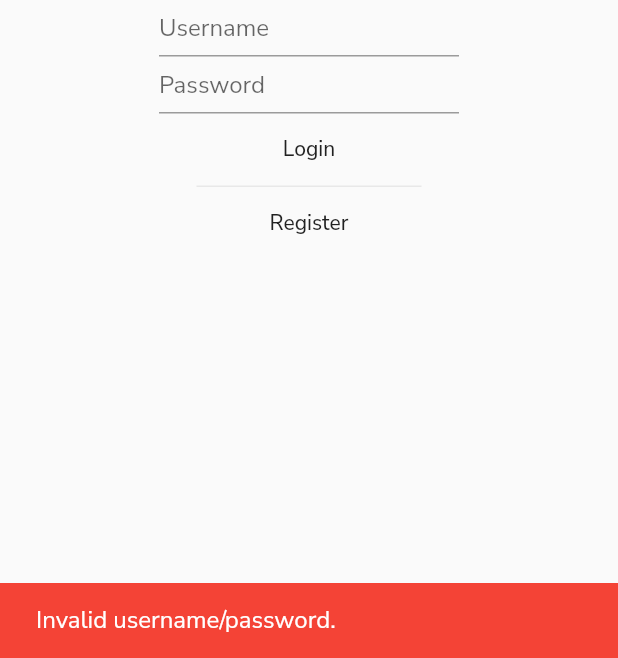
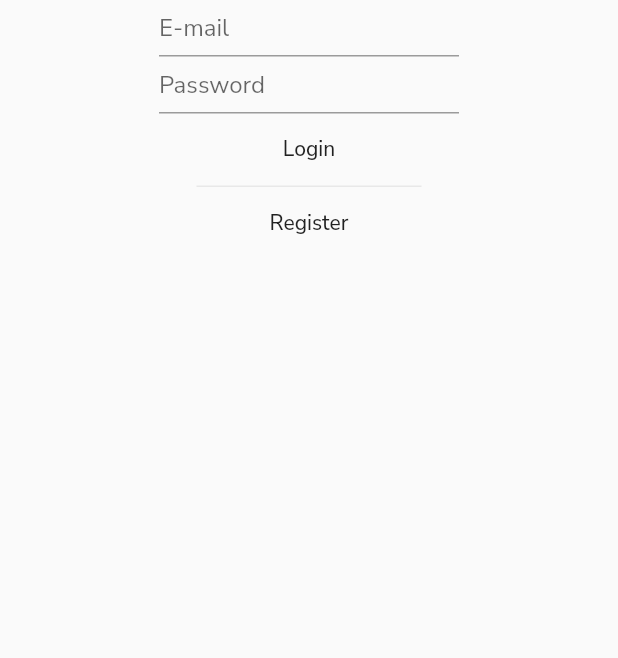
Before and after one commit to 0Xero7/psets, a Flutter app: the screen it shows after launch, after a tap on "Login", on a phone screen of 412 x 824 dp, the part 578-1236 px from its top. Run offline on Flutter 3.47's test engine with Material 2 defaults, Android fonts, the light colour scheme and no system bars; our stand-ins replace cloud_firestore, firebase_auth, flutter_spinkit, google_fonts; missing offline and left inert: back_button_interceptor, dart:html, dart:js; accounts and stored records are empty; network calls fail.

Commit message:
moved to firebase auth for user management

```diff
--- a/lib/loadpage.dart
+++ b/lib/loadpage.dart
@@ -24,6 +24,8 @@ class _LoadPageState extends State<LoadPage> {
   @override
   void initState() {
     super.initState();
+    print("loading...");
+
     _loadUsers().then((value) {
       _loadProblems().then((value) {
         Navigator.popAndPushNamed(context, '/dashboard');
--- a/lib/main.dart
+++ b/lib/main.dart
@@ -20,7 +20,7 @@ class MyApp extends StatelessWidget {
       ),
 
       onGenerateRoute: RouteGenerator.generateRoute,
-      initialRoute: '/login/loginpage',
+      initialRoute: '/',
     );
   }
 }
--- /dev/null
+++ b/lib/pages/auth/checkauth.dart
@@ -0,0 +1,26 @@
+import 'package:firebase_auth/firebase_auth.dart';
+import 'package:flutter/material.dart';
+import 'package:psettracker/static/authservice.dart';
+import 'package:psettracker/widgets/pagewrapper.dart';
+
+class CheckAuth extends StatelessWidget {
+
+  void _checkAuth(context) async {
+    // wait for the Auth object to be initialized
+    await Future.delayed(Duration(seconds: 2));
+    print('checking');
+
+    var _signedIn = await AuthService.isSignedIn();
+    if (!_signedIn) Navigator.popAndPushNamed(context, '/login/loginpage');
+    else {
+      Navigator.popAndPushNamed(context, '/load');
+    }
+
+  }
+
+  @override
+  Widget build(BuildContext context) {
+    _checkAuth(context);
+    return PageWrapper(child: Container());
+  }
+}
--- a/lib/pages/loginpage.dart
+++ b/lib/pages/loginpage.dart
@@ -1,5 +1,7 @@
+import 'package:firebase_auth/firebase_auth.dart';
 import 'package:flutter/material.dart';
 import 'package:google_fonts/google_fonts.dart';
+import 'package:psettracker/static/authservice.dart';
 import 'package:psettracker/static/usermodel.dart';
 import 'package:psettracker/widgets/pagewrapper.dart';
 
@@ -13,20 +15,7 @@ class LoginPage extends StatefulWidget {
 class _LoginPage extends State<LoginPage> {
 
   Future _tryLogin(BuildContext _context) async {
-    var res = await UserModel.tryLogin(_username.text, _password.text);
-    if (res)
-      Navigator.popAndPushNamed(_context, '/load');
-    else
-      _scaffoldKey.currentState.showSnackBar(
-        SnackBar(
-          content: Text(
-            'Invalid username/password.',
-            style: GoogleFonts.nunitoSans(fontSize: 16),
-          ),
-          backgroundColor: Colors.red,
-          duration: Duration(seconds: 2),
-        )
-      );
+    await AuthService.signInWithUsernamePassword(_username.text, _password.text);
   }
 
   void _register(context) {
@@ -44,7 +33,13 @@ class _LoginPage extends State<LoginPage> {
         key: _scaffoldKey,
         body: SafeArea(
           top: true,
-          child: Center(
+
+          child: StreamBuilder(
+            stream: FirebaseAuth.instance.onAuthStateChanged,
+            builder: (context, snapshot) {
+              if (snapshot.hasData && (snapshot.data as FirebaseUser) != null) Navigator.popAndPushNamed(context, '/load');
+
+              return Center(
                 child: Column(
                   mainAxisAlignment: MainAxisAlignment.center,
                   children: [
@@ -63,7 +58,7 @@ class _LoginPage extends State<LoginPage> {
                         controller: _username,
                         decoration: InputDecoration(
                           isDense: true,
-                      hintText: "Username"
+                          hintText: "E-mail"
                         ),
                       )
                     ),
@@ -95,6 +90,8 @@ class _LoginPage extends State<LoginPage> {
                     ),
                   ],
                 ),
+              );
+            },
           ),
         )
       ),
--- a/lib/routing/routes.dart
+++ b/lib/routing/routes.dart
@@ -1,5 +1,6 @@
 import 'package:flutter/material.dart';
 import 'package:psettracker/loadpage.dart';
+import 'package:psettracker/pages/auth/checkauth.dart';
 import 'package:psettracker/pages/dashboard.dart';
 import 'package:psettracker/pages/day1.dart';
 import 'package:psettracker/pages/loginpage.dart';
@@ -12,6 +13,8 @@ class RouteGenerator {
     switch (settings.name) {
 
       case '/':
+        return MaterialPageRoute(builder: (_) => CheckAuth());
+
       case '/login/loginpage':
         return MaterialPageRoute(builder: (_) => LoginPage());
 
--- /dev/null
+++ b/lib/static/authservice.dart
@@ -0,0 +1,20 @@
+import 'package:firebase_auth/firebase_auth.dart';
+
+class AuthService {
+
+  static Future<bool> isSignedIn() async {
+    var _user = await FirebaseAuth.instance.currentUser();
+    if (_user == null) return false;
+    return true;
+  }
+
+  static Future<bool> signInWithUsernamePassword(String email, String password) async {
+    var auth = await FirebaseAuth.instance.signInWithEmailAndPassword(email: email, password: password);
+    if (auth.user == null) return false;
+    return true;
+  }
+
+  signInWithGoogle() async {
+  }
+
+}
--- a/lib/static/usermodel.dart
+++ b/lib/static/usermodel.dart
@@ -2,47 +2,52 @@ import 'dart:convert';
 
 import 'package:cloud_firestore/cloud_firestore.dart';
 import 'package:crypto/crypto.dart';
+import 'package:firebase_auth/firebase_auth.dart';
 import 'package:psettracker/utilities/cryptoutils.dart';
 
 class UserModel {
   static String _username;
   static String get username => _username;
 
+  static String _uid;
+
   static Set<String> solved_problems;
   static Set<String> cant_solve_problems;
 
   static Future loadUser() async {
-    var solvedDoc = await Firestore.instance.document('/userdata/$_username/problemdata/solved').get();
+    var _user = await FirebaseAuth.instance.currentUser();
+    _uid = _user.uid;
+
+    var _userDoc = await Firestore.instance.document('/userdata/$_uid').get();
+    _username = _userDoc.data['username'];
+
+    var solvedDoc = await Firestore.instance.document('/userdata/$_uid/problemdata/solved').get();
     solved_problems = Set<String>();
     for (String id in solvedDoc.data['solved_problems'])
       solved_problems.add(id);
 
-    var csolvedDoc = await Firestore.instance.document('/userdata/$_username/problemdata/c_solve').get();
+    var csolvedDoc = await Firestore.instance.document('/userdata/$_uid/problemdata/c_solve').get();
     cant_solve_problems = Set<String>();
     for (String id in csolvedDoc.data['c_solves'])
       cant_solve_problems.add(id);
   }
 
+  static Future createUser(String username) async {
+    var user = await FirebaseAuth.instance.currentUser();
+    _uid = user.uid;
 
-  static Future<bool> tryLogin(String username, String password) async {
-    if (username == null || password == null) return false;
-    if (username.trim() == '' || password == '') return false;
+    await Firestore.instance.collection('userdata').document('$_uid').setData({
+      'username': username,
+    });
 
-    var user = await Firestore.instance.document('/userdata/$username').get();
-    if (!user.exists) return false;
+    await Firestore.instance.collection('userdata').document('$_uid').collection('problemdata').document('c_solve').setData(
+      { 'c_solves': [] }
+    );
 
-    var _retrievedHash = utf8.encode(user.data['password']);
-    var salt = user.data['salt'];
-
-    var hashedPass = utf8.encode(password + salt.toString());
-    var _hash = sha512.convert(hashedPass);
-
-    var success = _hash.toString().toUpperCase() == String.fromCharCodes(_retrievedHash);
-    if (success) _username = username; // Prep for _loadUser() call
-
-    return success;
+    await Firestore.instance.collection('userdata').document('$_uid').collection('problemdata').document('solved').setData(
+      { 'solved_problems': [] }
+    );
   }
-
 
   static Future<bool> isUsernameViable(String username) async {
     if (username == null || username.trim() == '') return false;
@@ -52,36 +57,12 @@ class UserModel {
     return true;
   }
 
-  static Future registerUser(String username, String password) async {
-    if (password == null || username == null) return;
-    if (username.trim() == '' || password.trim() == '') return;
-
-    var _salt = getRandomString(64);
-    var _hash = getHashFromSaltAndPassword(_salt, password);
-
-    await Firestore.instance.collection('userdata').document('$username').setData({
-      'salt': _salt,
-      'password': _hash
-    });
-
-    await Firestore.instance.collection('userdata').document('$username').collection('problemdata').document('c_solve').setData(
-      { 'c_solves': [] }
-    );
-
-    await Firestore.instance.collection('userdata').document('$username').collection('problemdata').document('solved').setData(
-      { 'solved_problems': [] }
-    );
-  }
-
-
-
-
 
   static Future addSolved(String id) async {
     if (solved_problems.contains(id)) return;
 
     solved_problems.add(id);
-    await Firestore.instance.document('/userdata/$_username/problemdata/solved').updateData(
+    await Firestore.instance.document('/userdata/$_uid/problemdata/solved').updateData(
       { 'solved_problems': solved_problems}
     );
   }
@@ -90,7 +71,7 @@ class UserModel {
     if (!solved_problems.contains(id)) return;
 
     solved_problems.removeWhere((e) => e == id);
-    await Firestore.instance.document('/userdata/$_username/problemdata/solved').updateData(
+    await Firestore.instance.document('/userdata/$_uid/problemdata/solved').updateData(
       { 'solved_problems': solved_problems}
     );
   }
@@ -99,7 +80,7 @@ class UserModel {
     if (cant_solve_problems.contains(id)) return;
 
     cant_solve_problems.add(id);
-    await Firestore.instance.document('/userdata/$_username/problemdata/c_solve').updateData(
+    await Firestore.instance.document('/userdata/$_uid/problemdata/c_solve').updateData(
       { 'c_solves': cant_solve_problems}
     );
   }
@@ -108,7 +89,7 @@ class UserModel {
     if (!cant_solve_problems.contains(id)) return;
 
     cant_solve_problems.removeWhere((e) => e == id);
-    await Firestore.instance.document('/userdata/$_username/problemdata/c_solve').updateData(
+    await Firestore.instance.document('/userdata/$_uid/problemdata/c_solve').updateData(
       { 'c_solves': cant_solve_problems}
     );
   }
--- a/pubspec.yaml
+++ b/pubspec.yaml
@@ -34,6 +34,8 @@ dependencies:
   flutter_spinkit: "^4.1.2"
   crypto: ^2.1.5
   back_button_interceptor: ^4.2.4
+  firebase_auth: ^0.16.1
+  google_sign_in: ^4.5.1
 
 dev_dependencies:
   flutter_test:
```
Also changed, not shown: lib/pages/dashboard.dart (+27 -6 lines), lib/pages/registerpage.dart (+27 -4 lines), pubspec.lock, 1 other file. Lines whose indentation alone changed are shown as unchanged.
